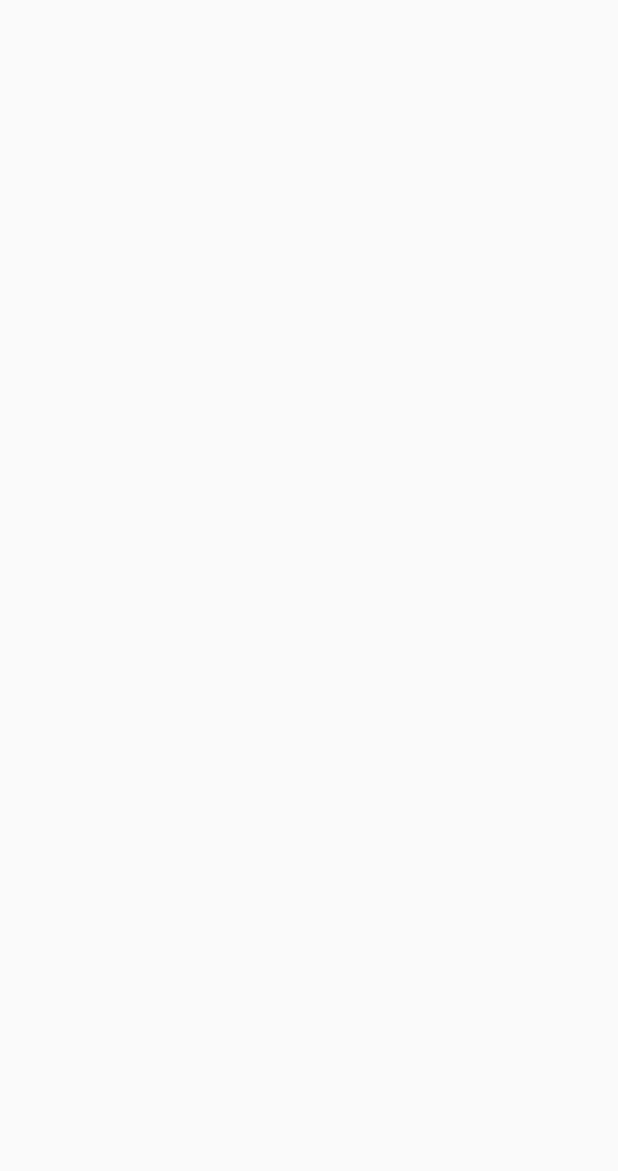
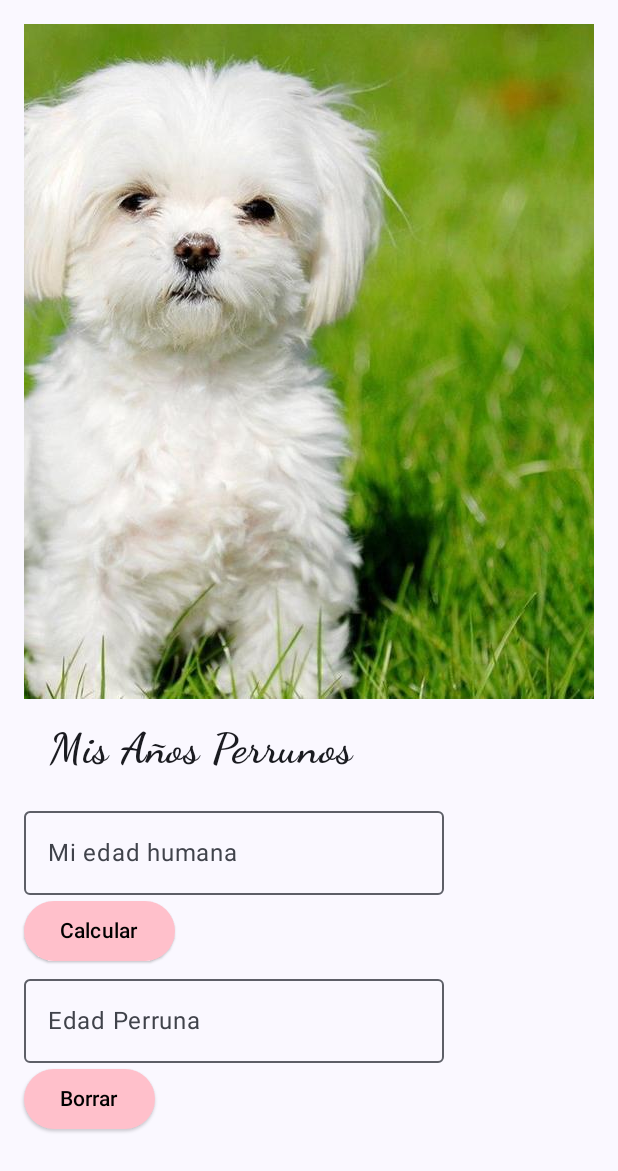
Before and after one commit to MiriamASanchezC/CalculateDogYears, an Android app built with Jetpack Compose: the screen it shows after launch (MainActivity), on a phone screen of 412 x 824 dp. Before the commit the part shown is empty. Shown: the top 1171 px of the screen. Run offline under Robolectric (Android 15) with nearby library versions, the phone set to English and light mode, and no system bars.

Commit message:
Cambios agregue botones, ya calcula y borra

```diff
--- a/app/src/main/java/com/example/dogyears/MainActivity.kt
+++ b/app/src/main/java/com/example/dogyears/MainActivity.kt
@@ -17,8 +17,12 @@ import androidx.compose.foundation.layout.size
 import androidx.compose.foundation.shape.RoundedCornerShape
 import androidx.compose.material3.Button
 import androidx.compose.material3.ButtonDefaults
+import androidx.compose.material3.ElevatedButton
+import androidx.compose.material3.MaterialTheme
+import androidx.compose.material3.MaterialTheme.colorScheme
 import androidx.compose.material3.OutlinedTextField
 import androidx.compose.material3.Scaffold
+import androidx.compose.material3.Surface
 import androidx.compose.material3.Text
 import androidx.compose.material3.TextField
 import androidx.compose.runtime.Composable
@@ -29,112 +33,124 @@ import androidx.compose.runtime.setValue
 import androidx.compose.ui.Alignment
 import androidx.compose.ui.Modifier
 import androidx.compose.ui.graphics.Color
+import androidx.compose.ui.graphics.painter.Painter
 import androidx.compose.ui.layout.ContentScale
 import androidx.compose.ui.res.painterResource
 import androidx.compose.ui.semantics.Role.Companion.Button
+import androidx.compose.ui.text.font.FontFamily
+import androidx.compose.ui.text.font.FontWeight
 import androidx.compose.ui.text.input.TextFieldValue
+import androidx.compose.ui.text.style.TextAlign
 import androidx.compose.ui.tooling.preview.Preview
 import androidx.compose.ui.unit.dp
+import androidx.compose.ui.unit.sp
 import com.example.dogyears.ui.theme.DogYearsTheme
 
 val LightPink = Color(0xFFFFC0CB)
+
 class MainActivity : ComponentActivity() {
     override fun onCreate(savedInstanceState: Bundle?) {
         super.onCreate(savedInstanceState)
         enableEdgeToEdge()
         setContent {
             DogYearsTheme {
-
+                Surface(
+                    modifier = Modifier.fillMaxSize(),
+                    color= colorScheme.background
+                )
+                {
+                    AñosPerrunos()
+                }
             }
         }
     }
 }
 
 @Composable
-fun GreetingImage() {
-    val imagen = painterResource(id = R.drawable.perrito)
-    Box(
-        modifier = Modifier
-            .size(400.dp, 200.dp)
+fun AñosPerrunos(){
+    PosicionPantalla(
+        titulo="Mis Años Perrunos",
+        imagen= painterResource(id=R.drawable.perrito)
+
+    )
+}
+
+@Composable
+private fun PosicionPantalla(titulo:String, imagen: Painter, modifier:Modifier=Modifier) {
+    Column(
+        modifier=modifier.padding(16.dp),
+
+        ){
+        var edad by remember {mutableStateOf("")}
+        var resultado by remember {mutableStateOf("")
+        }
+        Image(
+            painter=imagen,
+            contentDescription =null,
+            contentScale = ContentScale.FillHeight,
+            alignment = Alignment.Center
+        )
+        Text(
+            text=titulo,
+            modifier=Modifier.padding(16.dp),
+            textAlign = TextAlign.Center,
+            fontSize = 28.sp,
+            fontWeight = FontWeight.Bold,
+            fontFamily = FontFamily.Cursive
+        )
+        OutlinedTextField(
+            value = edad,
+            onValueChange = { edad = it },
+            label = { Text("Mi edad humana")}
+
+        )
+
+
+        ElevatedButton(
+            onClick = {
+                var res=0
+                res=edad.toInt() * 7
+                resultado=res.toString()
+            },
+            colors = ButtonDefaults.elevatedButtonColors(
+                containerColor = LightPink,
+                contentColor = Color.Black
+
+            ))
+        {
+            Text("Calcular")
+        }
+
+        OutlinedTextField(
+            value = resultado,
+            readOnly = true,
+            onValueChange = { resultado = it },
+            label = { Text("Edad Perruna") }
+        )
+        ElevatedButton(onClick = {
+            resultado = ""
+            edad = ""
+        },
+            colors = ButtonDefaults.elevatedButtonColors(
+                containerColor = LightPink,
+                contentColor = Color.Black
+
+            )
+        )
+        {
+            Text(text = "Borrar")
+        }
+    }
+
+}
 
 
 
-    ){
-        Image(
-            painter = imagen,
-            contentDescription = null,
-            contentScale = ContentScale.Crop,
-            modifier = Modifier
-                .size(
-                    400.dp,
-                    150.dp
-                )
-
-        )
-
-    }
-}
-
-@Composable
-fun SimpleTextField(){
-    var text by remember{ mutableStateOf(TextFieldValue(""))}
-
-    Column(
-        modifier = Modifier.fillMaxSize(),
-        verticalArrangement = Arrangement.Center,
-        horizontalAlignment = Alignment.CenterHorizontally
-
-
-    )
-    {
-        OutlinedTextField(
-            value = text,
-            label = {Text(text = "Enter the age")},
-            onValueChange = { text = it
-
-            },
-            modifier = Modifier
-                .size(
-                    200.dp,
-                    50.dp
-                )
-
-        )
-
-    }
-}
-
-@Composable
-fun CustomButton(){
-    Column(
-        modifier = Modifier.fillMaxSize(),
-        horizontalAlignment = Alignment.CenterHorizontally,
-        verticalArrangement = Arrangement.Bottom,
-
-    ) {
-        Button(
-            onClick = {
-
-            }, shape = RoundedCornerShape(20.dp),
-            colors = ButtonDefaults.buttonColors(
-                containerColor = LightPink
-
-            ),
-
-        ) {
-            Text(text = "Presioname")
-
-        }
-        Spacer(modifier = Modifier.height(200.dp))
-    }
-}
 
 @Preview(showBackground = true)
 @Composable
 fun GreetingPreview() {
     DogYearsTheme {
-        GreetingImage()
-        SimpleTextField()
-        CustomButton()
+        AñosPerrunos() //Funcion de Años perrunos.
     }
 }
```
Also changed, not shown: app/src/main/res/drawable-nodpi/perrito.jpg (added).
